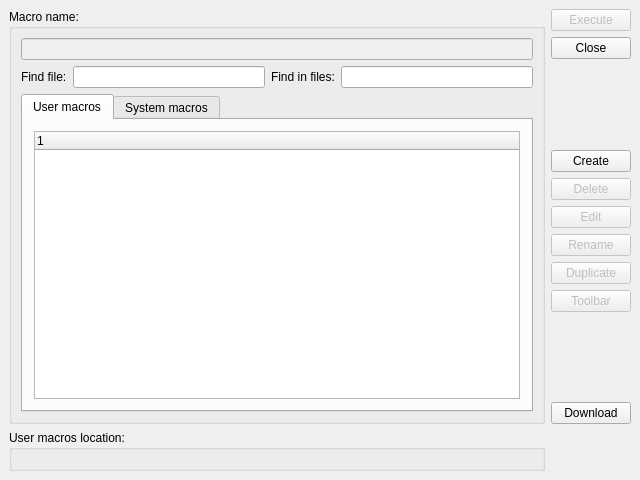
This is src/Gui/Dialogs/DlgMacroExecute.ui in southseact-3d/fcd as Qt 5 draws it before an edit. The edited form follows.
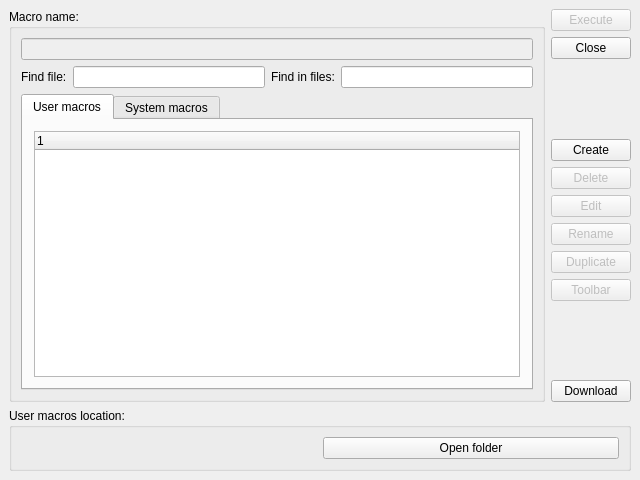
This is the edited form. Custom widgets are drawn as their Qt base class.

Commit message: Macro: Button to open folder with macros

Patch:
```diff
--- a/src/Gui/Dialogs/DlgMacroExecute.ui
+++ b/src/Gui/Dialogs/DlgMacroExecute.ui
@@ -313,6 +313,8 @@
        </item>
       </layout>
      </item>
+    </layout>
+   </item>
      <item row="1" column="0">
       <widget class="QGroupBox" name="DestinationGroup">
        <property name="title">
@@ -340,14 +342,25 @@
            <enum>Qt::StrongFocus</enum>
           </property>
           <property name="mode">
-           <enum>Gui::FileChooser::Directory</enum>
+         <enum>Gui::FileChooser::Mode::Directory</enum>
           </property>
          </widget>
         </item>
-       </layout>
+      <item row="0" column="1">
+       <widget class="QPushButton" name="folderButton">
+        <property name="enabled">
+         <bool>true</bool>
+        </property>
+        <property name="toolTip">
+         <string>Open folder with macros in system file manager.</string>
+        </property>
+        <property name="text">
+         <string>Open folder</string>
+        </property>
       </widget>
      </item>
     </layout>
+    </widget>
    </item>
   </layout>
  </widget>
```
Left out of the diff: 1 changed line with no effect on the pictures. Lines whose indentation alone changed are shown as unchanged. The commit also changes 2 other files.
